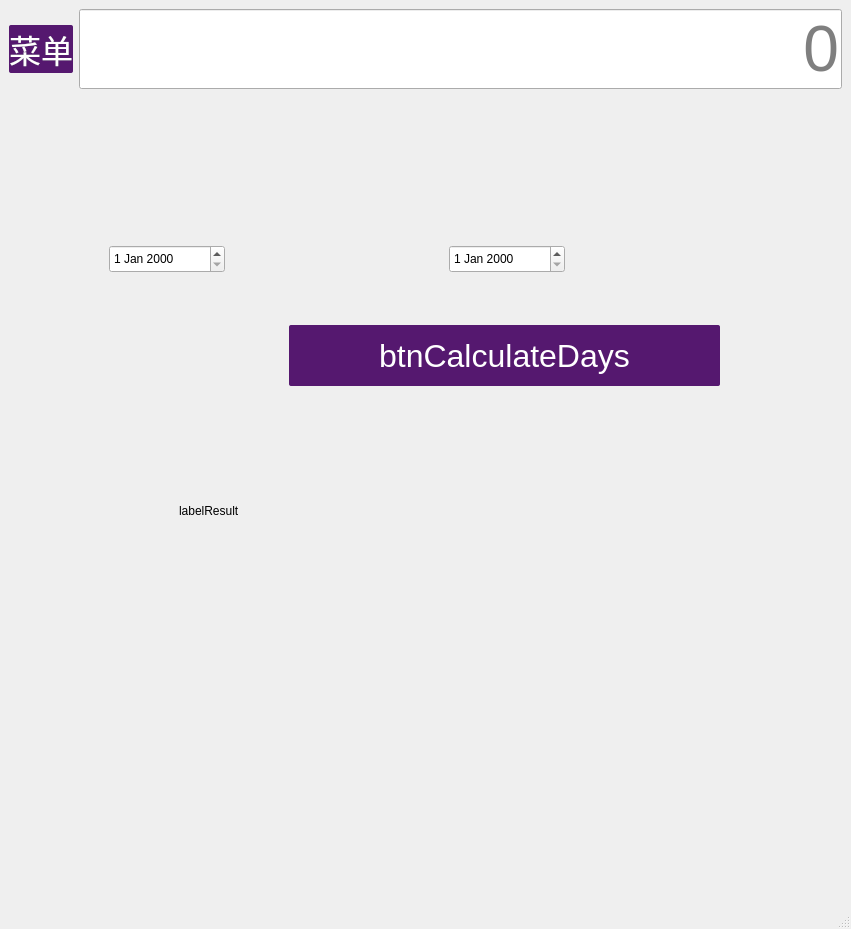
Qt form mainwindow.ui (z1p4444/qt) before a commit.
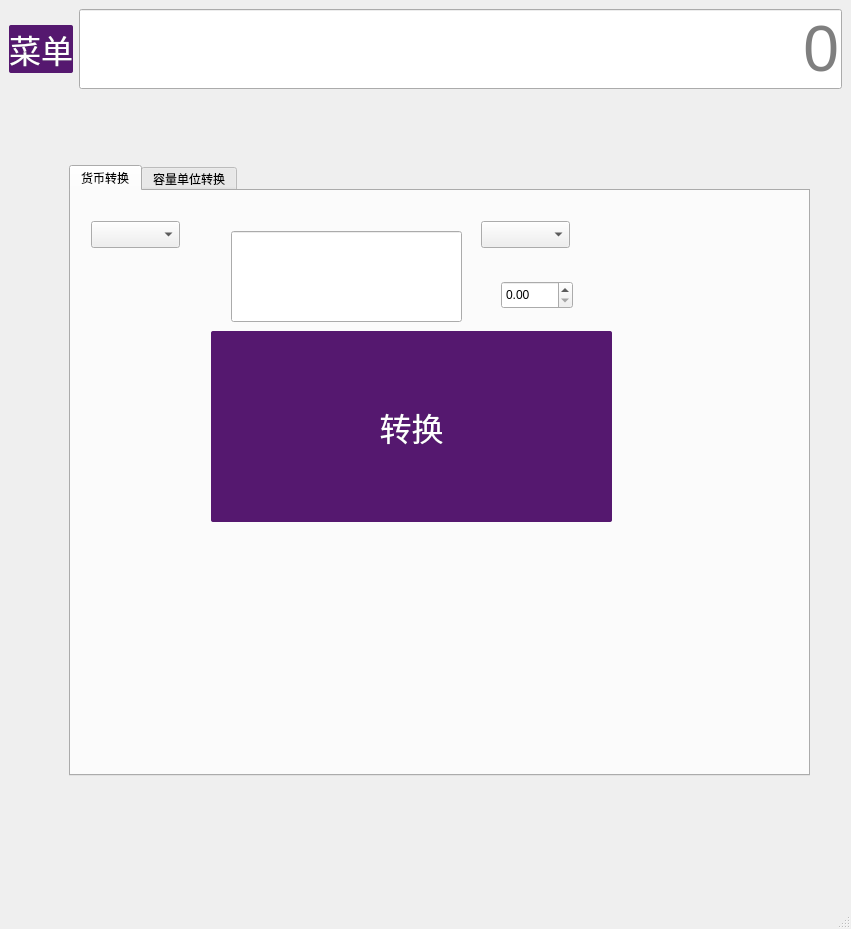
The same form after that commit.

```diff
--- a/mainwindow.ui
+++ b/mainwindow.ui
@@ -64,7 +64,7 @@
     <item row="1" column="0">
      <widget class="QStackedWidget" name="stackedWidget">
       <property name="currentIndex">
-       <number>3</number>
+       <number>4</number>
       </property>
       <widget class="QWidget" name="page">
        <layout class="QVBoxLayout" name="verticalLayout_2">
@@ -1252,10 +1252,10 @@
        <widget class="QDateEdit" name="dateEditStart">
         <property name="geometry">
          <rect>
-          <x>100</x>
-          <y>150</y>
-          <width>116</width>
-          <height>28</height>
+          <x>440</x>
+          <y>60</y>
+          <width>271</width>
+          <height>71</height>
          </rect>
         </property>
        </widget>
@@ -1264,36 +1264,170 @@
          <rect>
           <x>440</x>
           <y>150</y>
-          <width>116</width>
-          <height>28</height>
+          <width>271</width>
+          <height>71</height>
          </rect>
         </property>
        </widget>
        <widget class="QPushButton" name="btnCalculateDays">
         <property name="geometry">
          <rect>
-          <x>280</x>
-          <y>230</y>
-          <width>431</width>
-          <height>61</height>
+          <x>150</x>
+          <y>240</y>
+          <width>511</width>
+          <height>431</height>
          </rect>
         </property>
         <property name="text">
-         <string>btnCalculateDays</string>
+         <string>计算日期的按钮</string>
         </property>
        </widget>
        <widget class="QLabel" name="label">
         <property name="geometry">
          <rect>
-          <x>170</x>
-          <y>390</y>
-          <width>291</width>
-          <height>51</height>
+          <x>210</x>
+          <y>80</y>
+          <width>171</width>
+          <height>41</height>
          </rect>
         </property>
         <property name="text">
-         <string>labelResult</string>
+         <string>起始日期:</string>
         </property>
+       </widget>
+       <widget class="QLabel" name="label_2">
+        <property name="geometry">
+         <rect>
+          <x>210</x>
+          <y>160</y>
+          <width>69</width>
+          <height>19</height>
+         </rect>
+        </property>
+        <property name="text">
+         <string>结束日期：</string>
+        </property>
+       </widget>
+      </widget>
+      <widget class="QWidget" name="page_5">
+       <widget class="QTabWidget" name="tabWidget">
+        <property name="geometry">
+         <rect>
+          <x>60</x>
+          <y>70</y>
+          <width>741</width>
+          <height>611</height>
+         </rect>
+        </property>
+        <property name="currentIndex">
+         <number>0</number>
+        </property>
+        <widget class="QWidget" name="tab">
+         <attribute name="title">
+          <string>货币转换</string>
+         </attribute>
+         <widget class="QComboBox" name="currencyFromCombo">
+          <property name="geometry">
+           <rect>
+            <x>20</x>
+            <y>30</y>
+            <width>89</width>
+            <height>27</height>
+           </rect>
+          </property>
+         </widget>
+         <widget class="QComboBox" name="currencyToCombo">
+          <property name="geometry">
+           <rect>
+            <x>410</x>
+            <y>30</y>
+            <width>89</width>
+            <height>27</height>
+           </rect>
+          </property>
+         </widget>
+         <widget class="QPushButton" name="convertCurrencyButton">
+          <property name="geometry">
+           <rect>
+            <x>140</x>
+            <y>140</y>
+            <width>401</width>
+            <height>191</height>
+           </rect>
+          </property>
+          <property name="text">
+           <string>转换</string>
+          </property>
+         </widget>
+         <widget class="QLineEdit" name="currencyInput">
+          <property name="geometry">
+           <rect>
+            <x>160</x>
+            <y>40</y>
+            <width>231</width>
+            <height>91</height>
+           </rect>
+          </property>
+         </widget>
+         <widget class="QDoubleSpinBox" name="inputSpinBox">
+          <property name="geometry">
+           <rect>
+            <x>430</x>
+            <y>90</y>
+            <width>72</width>
+            <height>28</height>
+           </rect>
+          </property>
+         </widget>
+        </widget>
+        <widget class="QWidget" name="tab_2">
+         <attribute name="title">
+          <string>容量单位转换</string>
+         </attribute>
+         <widget class="QComboBox" name="capacityFromCombo">
+          <property name="geometry">
+           <rect>
+            <x>50</x>
+            <y>70</y>
+            <width>121</width>
+            <height>41</height>
+           </rect>
+          </property>
+         </widget>
+         <widget class="QComboBox" name="capacityToCombo">
+          <property name="geometry">
+           <rect>
+            <x>500</x>
+            <y>80</y>
+            <width>89</width>
+            <height>27</height>
+           </rect>
+          </property>
+         </widget>
+         <widget class="QLineEdit" name="capacityInput">
+          <property name="geometry">
+           <rect>
+            <x>200</x>
+            <y>70</y>
+            <width>261</width>
+            <height>71</height>
+           </rect>
+          </property>
+         </widget>
+         <widget class="QPushButton" name="convertCapacityButton">
+          <property name="geometry">
+           <rect>
+            <x>100</x>
+            <y>200</y>
+            <width>471</width>
+            <height>201</height>
+           </rect>
+          </property>
+          <property name="text">
+           <string>转换</string>
+          </property>
+         </widget>
+        </widget>
        </widget>
       </widget>
      </widget>
```
